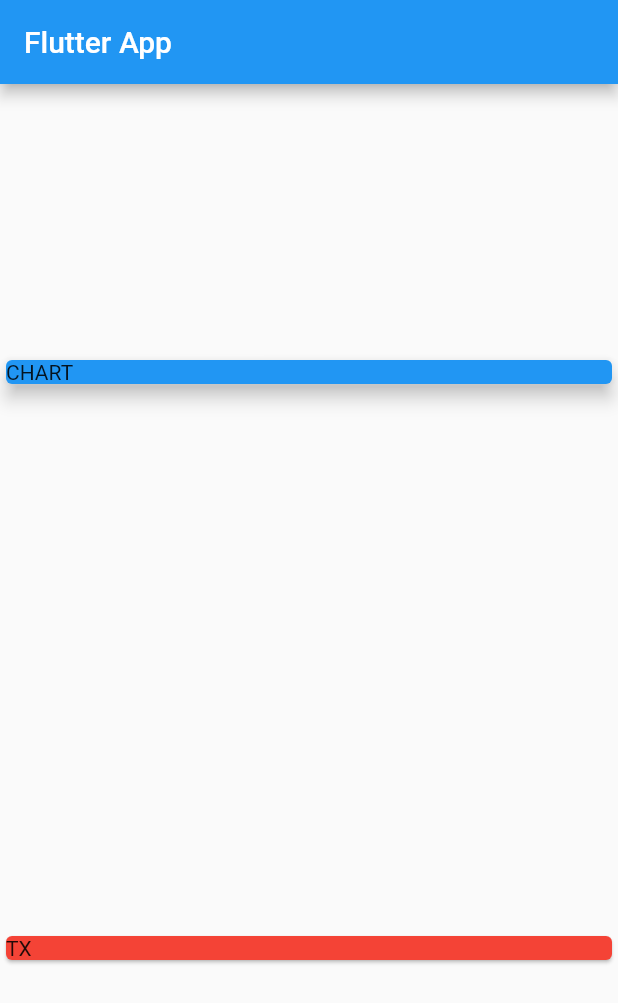
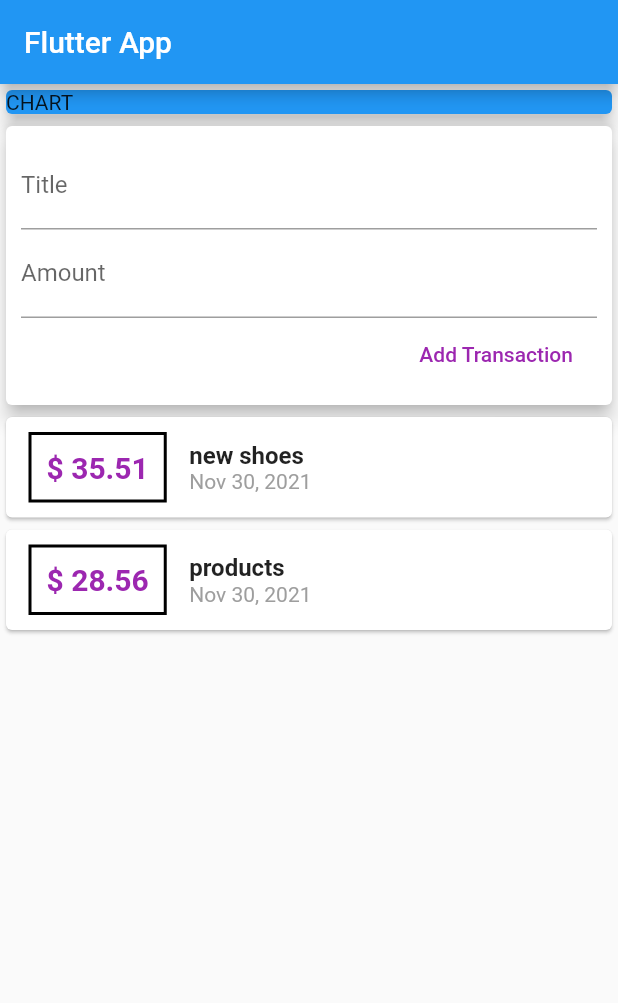
Before and after one commit to Wolfram-180/Flutter_expense_planner, a Flutter app: the screen it shows after launch, on a phone screen of 412 x 824 dp. Shown: the top 1003 px of the screen. Run offline on Flutter 3.47's test engine with Material 2 defaults, Android fonts, the phone set to English and light mode, and no system bars.

Commit message:
added funcs

```diff
--- a/lib/main.dart
+++ b/lib/main.dart
@@ -1,4 +1,5 @@
 import 'package:flutter/material.dart';
+import 'package:intl/intl.dart';
 
 import 'transaction.dart';
 
@@ -19,16 +20,20 @@ class MyHomePage extends StatelessWidget {
     Transaction(
       id: '1',
       title: 'new shoes',
-      amount: 3500.50,
+      amount: 35.51,
       date: DateTime.now(),
     ),
     Transaction(
       id: '2',
       title: 'products',
-      amount: 2894.56,
+      amount: 28.56,
       date: DateTime.now(),
     ),
   ];
+  //late String titleInput;
+  //late String amountInput;
+  final titleController = TextEditingController();
+  final amountController = TextEditingController();
 
   @override
   Widget build(BuildContext context) {
@@ -37,7 +42,7 @@ class MyHomePage extends StatelessWidget {
         title: Text('Flutter App'),
       ),
       body: Column(
-        mainAxisAlignment: MainAxisAlignment.spaceAround,
+        //mainAxisAlignment: MainAxisAlignment.start,
         crossAxisAlignment: CrossAxisAlignment.stretch,
         children: [
           Container(
@@ -49,8 +54,80 @@ class MyHomePage extends StatelessWidget {
             ),
           ),
           Card(
-            color: Colors.red,
-            child: Text('TX'),
+            elevation: 5,
+            child: Container(
+              padding: EdgeInsets.all(10),
+              child: Column(
+                crossAxisAlignment: CrossAxisAlignment.end,
+                children: <Widget>[
+                  TextField(
+                    decoration: InputDecoration(labelText: 'Title'),
+                    controller: titleController,
+                    //      onChanged: (value) {
+                    //        titleInput = value;
+                    //     },
+                  ),
+                  TextField(
+                    decoration: InputDecoration(labelText: 'Amount'),
+                    controller: amountController,
+                    // onChanged: (value) => amountInput = value,
+                  ),
+                  FlatButton(
+                      onPressed: () {
+                        print(titleController.text);
+                        //    print(titleInput);
+                        //    print(amountInput);
+                      },
+                      child: Text('Add Transaction'),
+                      textColor: Colors.purple),
+                ],
+              ),
+            ),
+          ),
+          Column(
+            children: transactions.map((tx) {
+              return Card(
+                child: Row(children: <Widget>[
+                  Container(
+                    margin: EdgeInsets.symmetric(vertical: 10, horizontal: 15),
+                    decoration: BoxDecoration(
+                      border: Border.all(
+                        color: Colors.black,
+                        width: 2,
+                      ),
+                    ),
+                    padding: EdgeInsets.all(10),
+                    child: Text(
+                      '\$ ${tx.amount}',
+                      style: TextStyle(
+                        fontWeight: FontWeight.bold,
+                        fontSize: 20,
+                        color: Colors.purple,
+                      ),
+                    ),
+                  ),
+                  Column(
+                    crossAxisAlignment: CrossAxisAlignment.start,
+                    children: <Widget>[
+                      Text(
+                        tx.title,
+                        style: TextStyle(
+                          fontWeight: FontWeight.bold,
+                          fontSize: 16,
+                        ),
+                      ),
+                      Text(
+                        DateFormat.yMMMd().format(tx.date),
+                        style: TextStyle(
+                          fontSize: 14,
+                          color: Colors.grey,
+                        ),
+                      ),
+                    ],
+                  )
+                ]),
+              );
+            }).toList(),
           ),
         ],
       ),
--- a/pubspec.yaml
+++ b/pubspec.yaml
@@ -29,6 +29,7 @@ environment:
 dependencies:
   flutter:
     sdk: flutter
+  intl: ^0.17.0
 
 
   # The following adds the Cupertino Icons font to your application.
```
Also changed, not shown: lib/transaction_list.dart (added), pubspec.lock.
